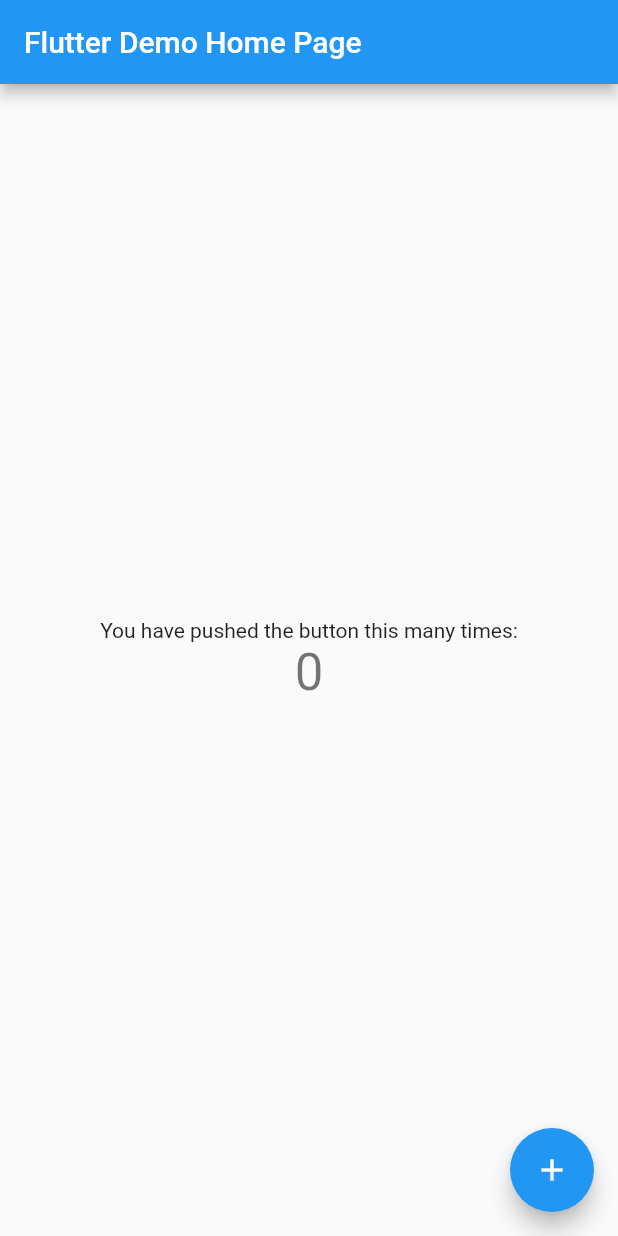
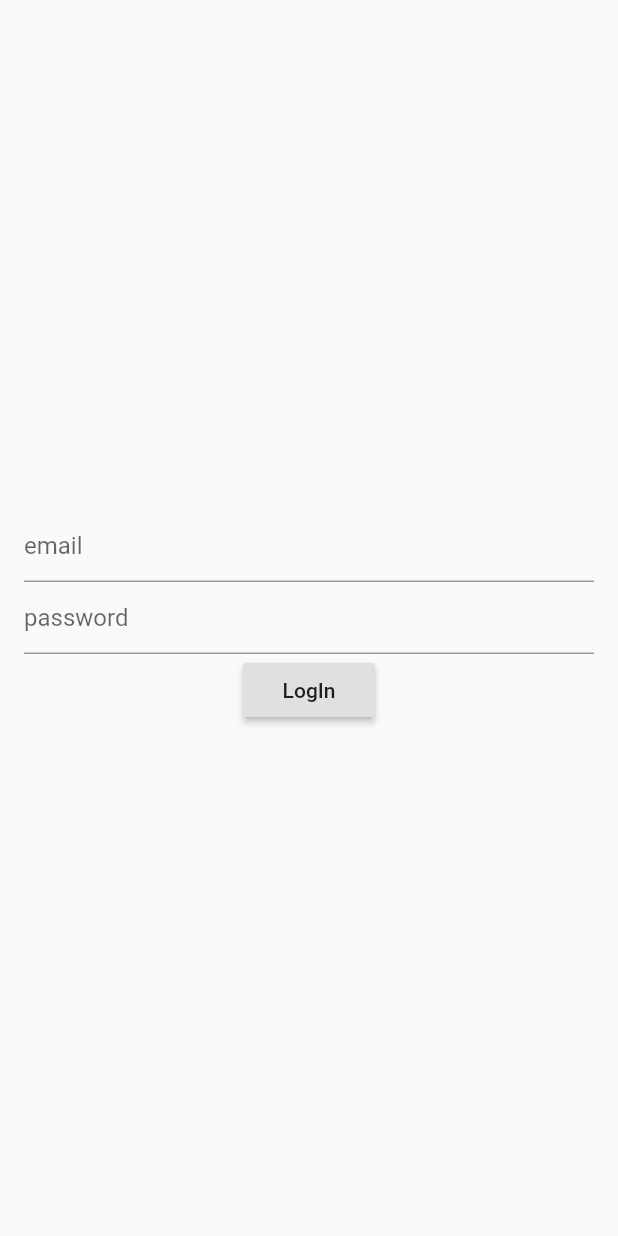
Before and after one commit to CesarJoel02/appdeFinanzas, a Flutter app: the screen it shows after launch, on a phone screen of 412 x 824 dp. Run offline on Flutter 3.47's test engine with Material 2 defaults, Android fonts, the phone set to English and light mode, and no system bars.

Commit message:
first page

```diff
--- a/lib/main.dart
+++ b/lib/main.dart
@@ -1,111 +1,20 @@
+import 'package:app_finanzas_personales/pages/login_page.dart';
 import 'package:flutter/material.dart';
 
 void main() => runApp(MyApp());
 
 class MyApp extends StatelessWidget {
-  // This widget is the root of your application.
   @override
   Widget build(BuildContext context) {
     return MaterialApp(
-      title: 'Flutter Demo',
-      theme: ThemeData(
-        // This is the theme of your application.
-        //
-        // Try running your application with "flutter run". You'll see the
-        // application has a blue toolbar. Then, without quitting the app, try
-        // changing the primarySwatch below to Colors.green and then invoke
-        // "hot reload" (press "r" in the console where you ran "flutter run",
-        // or simply save your changes to "hot reload" in a Flutter IDE).
-        // Notice that the counter didn't reset back to zero; the application
-        // is not restarted.
-        primarySwatch: Colors.blue,
-      ),
-      home: MyHomePage(title: 'Flutter Demo Home Page'),
+      initialRoute: "login",
+      debugShowCheckedModeBanner: false,
+      routes: {
+
+        //'/': (context) => FirstScreen(),
+        'login': (context) => LoginPage(),
+
+      },
     );
   }
 }
-
-class MyHomePage extends StatefulWidget {
-  MyHomePage({Key key, this.title}) : super(key: key);
-
-  // This widget is the home page of your application. It is stateful, meaning
-  // that it has a State object (defined below) that contains fields that affect
-  // how it looks.
-
-  // This class is the configuration for the state. It holds the values (in this
-  // case the title) provided by the parent (in this case the App widget) and
-  // used by the build method of the State. Fields in a Widget subclass are
-  // always marked "final".
-
-  final String title;
-
-  @override
-  _MyHomePageState createState() => _MyHomePageState();
-}
-
-class _MyHomePageState extends State<MyHomePage> {
-  int _counter = 0;
-
-  void _incrementCounter() {
-    setState(() {
-      // This call to setState tells the Flutter framework that something has
-      // changed in this State, which causes it to rerun the build method below
-      // so that the display can reflect the updated values. If we changed
-      // _counter without calling setState(), then the build method would not be
-      // called again, and so nothing would appear to happen.
-      _counter++;
-    });
-  }
-
-  @override
-  Widget build(BuildContext context) {
-    // This method is rerun every time setState is called, for instance as done
-    // by the _incrementCounter method above.
-    //
-    // The Flutter framework has been optimized to make rerunning build methods
-    // fast, so that you can just rebuild anything that needs updating rather
-    // than having to individually change instances of widgets.
-    return Scaffold(
-      appBar: AppBar(
-        // Here we take the value from the MyHomePage object that was created by
-        // the App.build method, and use it to set our appbar title.
-        title: Text(widget.title),
-      ),
-      body: Center(
-        // Center is a layout widget. It takes a single child and positions it
-        // in the middle of the parent.
-        child: Column(
-          // Column is also a layout widget. It takes a list of children and
-          // arranges them vertically. By default, it sizes itself to fit its
-          // children horizontally, and tries to be as tall as its parent.
-          //
-          // Invoke "debug painting" (press "p" in the console, choose the
-          // "Toggle Debug Paint" action from the Flutter Inspector in Android
-          // Studio, or the "Toggle Debug Paint" command in Visual Studio Code)
-          // to see the wireframe for each widget.
-          //
-          // Column has various properties to control how it sizes itself and
-          // how it positions its children. Here we use mainAxisAlignment to
-          // center the children vertically; the main axis here is the vertical
-          // axis because Columns are vertical (the cross axis would be
-          // horizontal).
-          mainAxisAlignment: MainAxisAlignment.center,
-          children: <Widget>[
-            Text(
-              'You have pushed the button this many times:',
-            ),
-            Text(
-              '$_counter',
-              style: Theme.of(context).textTheme.display1,
-            ),
-          ],
-        ),
-      ),
-      floatingActionButton: FloatingActionButton(
-        onPressed: _incrementCounter,
-        tooltip: 'Increment',
-        child: Icon(Icons.add),
-      ), // This trailing comma makes auto-formatting nicer for build methods.
-    );
-  }
-}
--- /dev/null
+++ b/lib/pages/login_page.dart
@@ -0,0 +1,49 @@
+import 'package:flutter/material.dart';
+
+class LoginPage extends StatefulWidget {
+  LoginPage({Key key}) : super(key: key);
+
+  _LoginPageState createState() => _LoginPageState();
+}
+
+class _LoginPageState extends State<LoginPage> {
+
+  TextEditingController _emailditingController;
+  TextEditingController _psswdditingController;
+
+
+  @override
+  Widget build(BuildContext context) {
+    return Scaffold(
+          body: Container(
+            padding: EdgeInsets.all(16.0),
+            child: Column(
+              mainAxisAlignment: MainAxisAlignment.center,
+              children: <Widget>[
+                TextField(
+                  controller: _emailditingController,
+                  keyboardType: TextInputType.emailAddress,
+                  decoration: InputDecoration(
+                    hintText: 'email',
+
+
+                  ),
+                ),
+                TextField(
+                  obscureText: true,
+                  controller:  _psswdditingController,
+                  decoration: InputDecoration(
+                    hintText: 'password'
+
+                  ),
+                ),
+                RaisedButton(
+                  child: Text('LogIn'),
+                  onPressed: (){},
+                ),
+              ],
+            ),
+          ),
+    );
+  }
+}
```
Also changed, not shown: 3 other files.
